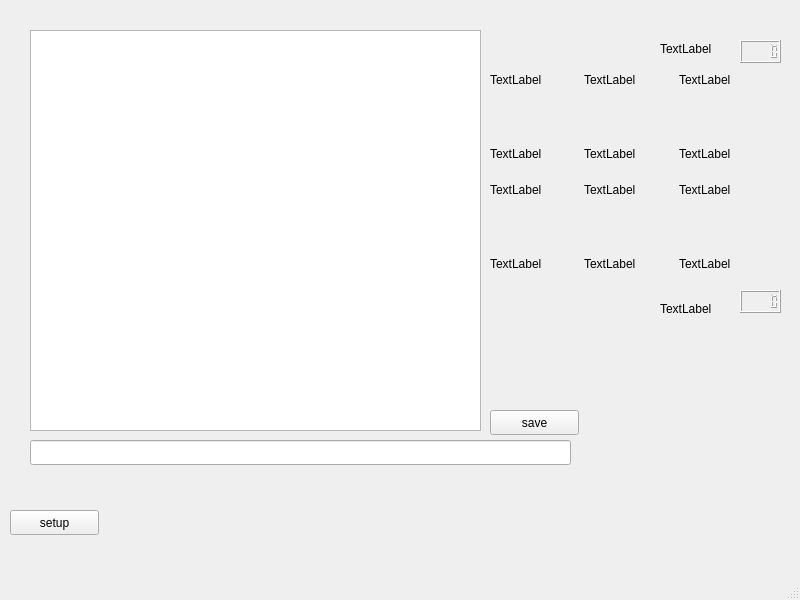
twicki/datavolley2, file datavolley2/uis/first.ui: the form before one commit.
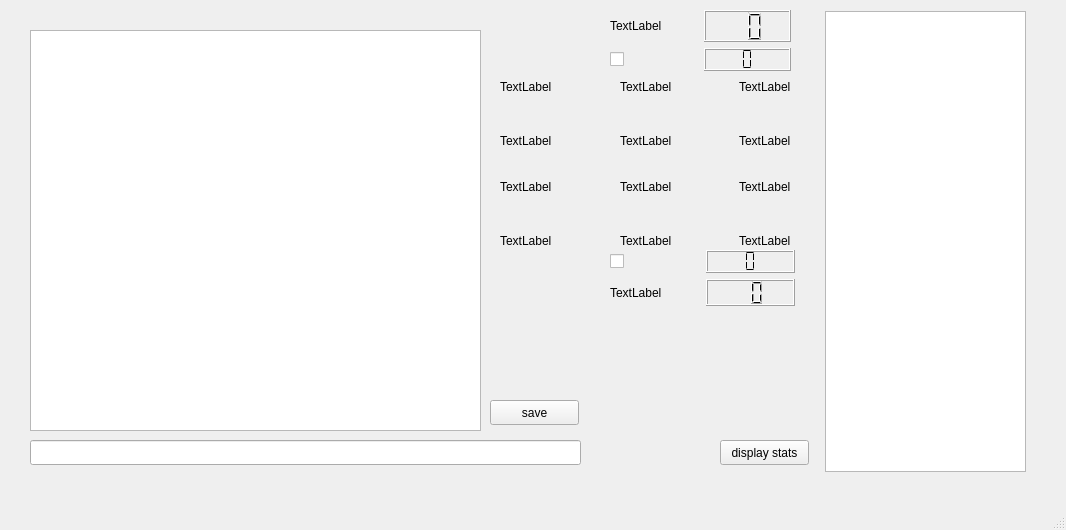
The form after the commit.

The edit to the form file:
```diff
--- a/datavolley2/uis/first.ui
+++ b/datavolley2/uis/first.ui
@@ -6,8 +6,8 @@
    <rect>
     <x>0</x>
     <y>0</y>
-    <width>800</width>
-    <height>600</height>
+    <width>1066</width>
+    <height>530</height>
    </rect>
   </property>
   <property name="windowTitle">
@@ -17,21 +17,21 @@
    <widget class="QPushButton" name="pushButton">
     <property name="geometry">
      <rect>
-      <x>10</x>
-      <y>510</y>
+      <x>720</x>
+      <y>440</y>
       <width>89</width>
       <height>25</height>
      </rect>
     </property>
     <property name="text">
-     <string>setup</string>
+     <string>display stats</string>
     </property>
    </widget>
    <widget class="QPushButton" name="pushButton_2">
     <property name="geometry">
      <rect>
       <x>490</x>
-      <y>410</y>
+      <y>400</y>
       <width>89</width>
       <height>25</height>
      </rect>
@@ -45,7 +45,7 @@
      <rect>
       <x>30</x>
       <y>440</y>
-      <width>541</width>
+      <width>551</width>
       <height>25</height>
      </rect>
     </property>
@@ -63,10 +63,10 @@
    <widget class="QWidget" name="gridLayoutWidget">
     <property name="geometry">
      <rect>
-      <x>490</x>
-      <y>70</y>
-      <width>241</width>
-      <height>91</height>
+      <x>500</x>
+      <y>80</y>
+      <width>291</width>
+      <height>68</height>
      </rect>
     </property>
     <layout class="QGridLayout" name="gridLayout">
@@ -98,19 +98,6 @@
        </property>
       </widget>
      </item>
-     <item row="0" column="1">
-      <spacer name="horizontalSpacer">
-       <property name="orientation">
-        <enum>Qt::Horizontal</enum>
-       </property>
-       <property name="sizeHint" stdset="0">
-        <size>
-         <width>40</width>
-         <height>20</height>
-        </size>
-       </property>
-      </spacer>
-     </item>
      <item row="3" column="4">
       <widget class="QLabel" name="label_6">
        <property name="text">
@@ -118,19 +105,6 @@
        </property>
       </widget>
      </item>
-     <item row="0" column="3">
-      <spacer name="horizontalSpacer_2">
-       <property name="orientation">
-        <enum>Qt::Horizontal</enum>
-       </property>
-       <property name="sizeHint" stdset="0">
-        <size>
-         <width>40</width>
-         <height>20</height>
-        </size>
-       </property>
-      </spacer>
-     </item>
      <item row="3" column="2">
       <widget class="QLabel" name="label_4">
        <property name="text">
@@ -151,15 +125,41 @@
        </property>
       </spacer>
      </item>
+     <item row="2" column="1">
+      <spacer name="horizontalSpacer">
+       <property name="orientation">
+        <enum>Qt::Horizontal</enum>
+       </property>
+       <property name="sizeHint" stdset="0">
+        <size>
+         <width>40</width>
+         <height>20</height>
+        </size>
+       </property>
+      </spacer>
+     </item>
+     <item row="2" column="3">
+      <spacer name="horizontalSpacer_2">
+       <property name="orientation">
+        <enum>Qt::Horizontal</enum>
+       </property>
+       <property name="sizeHint" stdset="0">
+        <size>
+         <width>40</width>
+         <height>20</height>
+        </size>
+       </property>
+      </spacer>
+     </item>
     </layout>
    </widget>
    <widget class="QWidget" name="gridLayoutWidget_2">
     <property name="geometry">
      <rect>
-      <x>490</x>
+      <x>500</x>
       <y>180</y>
-      <width>241</width>
-      <height>91</height>
+      <width>291</width>
+      <height>68</height>
      </rect>
     </property>
     <layout class="QGridLayout" name="gridLayout_2">
@@ -197,32 +197,6 @@
        </property>
       </widget>
      </item>
-     <item row="0" column="1">
-      <spacer name="horizontalSpacer_3">
-       <property name="orientation">
-        <enum>Qt::Horizontal</enum>
-       </property>
-       <property name="sizeHint" stdset="0">
-        <size>
-         <width>40</width>
-         <height>20</height>
-        </size>
-       </property>
-      </spacer>
-     </item>
-     <item row="0" column="3">
-      <spacer name="horizontalSpacer_4">
-       <property name="orientation">
-        <enum>Qt::Horizontal</enum>
-       </property>
-       <property name="sizeHint" stdset="0">
-        <size>
-         <width>40</width>
-         <height>20</height>
-        </size>
-       </property>
-      </spacer>
-     </item>
      <item row="2" column="2">
       <widget class="QLabel" name="label_10">
        <property name="text">
@@ -244,53 +218,132 @@
        </property>
       </widget>
      </item>
+     <item row="1" column="3">
+      <spacer name="horizontalSpacer_4">
+       <property name="orientation">
+        <enum>Qt::Horizontal</enum>
+       </property>
+       <property name="sizeHint" stdset="0">
+        <size>
+         <width>40</width>
+         <height>20</height>
+        </size>
+       </property>
+      </spacer>
+     </item>
+     <item row="1" column="1">
+      <spacer name="horizontalSpacer_3">
+       <property name="orientation">
+        <enum>Qt::Horizontal</enum>
+       </property>
+       <property name="sizeHint" stdset="0">
+        <size>
+         <width>40</width>
+         <height>20</height>
+        </size>
+       </property>
+      </spacer>
+     </item>
     </layout>
    </widget>
-   <widget class="QLabel" name="label_13">
+   <widget class="QTableWidget" name="tableWidget">
     <property name="geometry">
      <rect>
-      <x>660</x>
-      <y>300</y>
-      <width>67</width>
-      <height>17</height>
+      <x>825</x>
+      <y>11</y>
+      <width>201</width>
+      <height>461</height>
      </rect>
     </property>
-    <property name="text">
-     <string>TextLabel</string>
-    </property>
    </widget>
-   <widget class="QLabel" name="label_14">
+   <widget class="QWidget" name="gridLayoutWidget_3">
     <property name="geometry">
      <rect>
-      <x>660</x>
-      <y>40</y>
-      <width>67</width>
-      <height>17</height>
+      <x>610</x>
+      <y>250</y>
+      <width>185</width>
+      <height>56</height>
      </rect>
     </property>
-    <property name="text">
-     <string>TextLabel</string>
-    </property>
+    <layout class="QGridLayout" name="gridLayout_3">
+     <item row="0" column="1">
+      <widget class="QLCDNumber" name="lcdNumber_3">
+       <property name="digitCount">
+        <number>1</number>
+       </property>
+       <property name="segmentStyle">
+        <enum>QLCDNumber::Flat</enum>
+       </property>
+      </widget>
+     </item>
+     <item row="1" column="0">
+      <widget class="QLabel" name="label_13">
+       <property name="text">
+        <string>TextLabel</string>
+       </property>
+      </widget>
+     </item>
+     <item row="1" column="1">
+      <widget class="QLCDNumber" name="lcdNumber_2">
+       <property name="digitCount">
+        <number>2</number>
+       </property>
+      </widget>
+     </item>
+     <item row="0" column="0">
+      <widget class="QCheckBox" name="checkBox_2">
+       <property name="text">
+        <string/>
+       </property>
+      </widget>
+     </item>
+    </layout>
    </widget>
-   <widget class="QLCDNumber" name="lcdNumber">
+   <widget class="QWidget" name="gridLayoutWidget_4">
     <property name="geometry">
      <rect>
-      <x>740</x>
-      <y>40</y>
-      <width>41</width>
-      <height>23</height>
+      <x>610</x>
+      <y>10</y>
+      <width>181</width>
+      <height>61</height>
      </rect>
     </property>
-   </widget>
-   <widget class="QLCDNumber" name="lcdNumber_2">
-    <property name="geometry">
-     <rect>
-      <x>740</x>
-      <y>290</y>
-      <width>41</width>
-      <height>23</height>
-     </rect>
-    </property>
+    <layout class="QGridLayout" name="gridLayout_4">
+     <item row="0" column="0">
+      <widget class="QLabel" name="label_14">
+       <property name="text">
+        <string>TextLabel</string>
+       </property>
+      </widget>
+     </item>
+     <item row="0" column="1">
+      <widget class="QLCDNumber" name="lcdNumber">
+       <property name="digitCount">
+        <number>2</number>
+       </property>
+       <property name="segmentStyle">
+        <enum>QLCDNumber::Filled</enum>
+       </property>
+      </widget>
+     </item>
+     <item row="1" column="1">
+      <widget class="QLCDNumber" name="lcdNumber_4">
+       <property name="digitCount">
+        <number>1</number>
+       </property>
+       <property name="segmentStyle">
+        <enum>QLCDNumber::Flat</enum>
+       </property>
+      </widget>
+     </item>
+     <item row="1" column="0">
+      <widget class="QCheckBox" name="checkBox">
+       <property name="text">
+        <string/>
+       </property>
+      </widget>
+     </item>
+    </layout>
    </widget>
   </widget>
   <widget class="QMenuBar" name="menubar">
```
Left out of the diff: 34 changed lines with no effect on the pictures.
